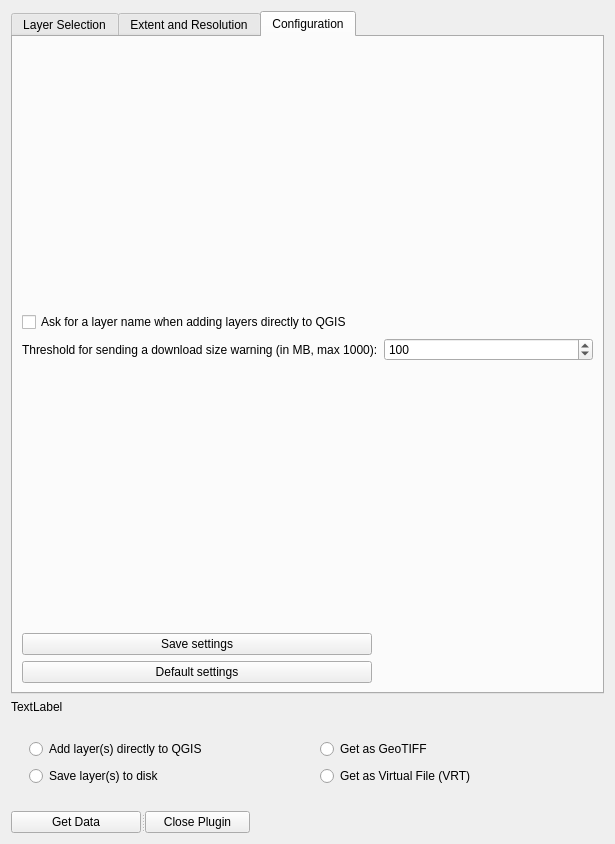
Old version of the form geocubes_plugin_dialog_base.ui in the repository geoportti/GeoCubes-Finland-QGIS-Plugin.
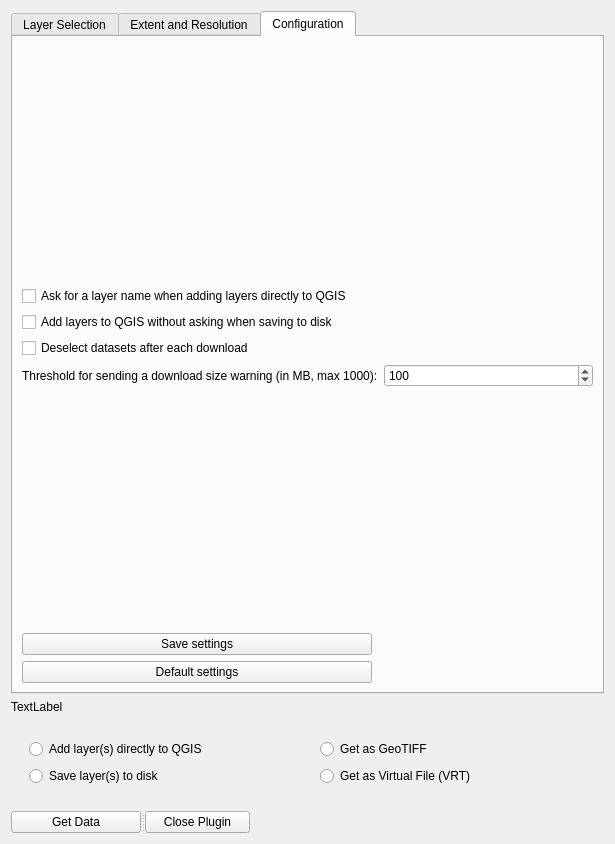
New version of the form. The open tabs and pages were chosen to show the change. Custom widgets are drawn as their Qt base class.

Commit message: Two new configuration options

```diff
--- a/geocubes_plugin_dialog_base.ui
+++ b/geocubes_plugin_dialog_base.ui
@@ -484,6 +484,29 @@
            </property>
           </widget>
          </item>
+         <item>
+          <widget class="QCheckBox" name="addLayerWithoutAskingCheckBox">
+           <property name="toolTip">
+            <string>Add layer to QGIS without showing a prompt</string>
+           </property>
+           <property name="whatsThis">
+            <string/>
+           </property>
+           <property name="text">
+            <string>Add layers to QGIS without asking when saving to disk</string>
+           </property>
+          </widget>
+         </item>
+         <item>
+          <widget class="QCheckBox" name="deselectAfterDownloadCheckBox">
+           <property name="toolTip">
+            <string>Removes selections each time a download process goes through</string>
+           </property>
+           <property name="text">
+            <string>Deselect datasets after each download</string>
+           </property>
+          </widget>
+         </item>
          <item>
           <layout class="QFormLayout" name="formLayout_2">
            <item row="1" column="0">
```
Left out of the diff: 18 changed lines with no effect on the pictures. The commit also changes 2 other files.
